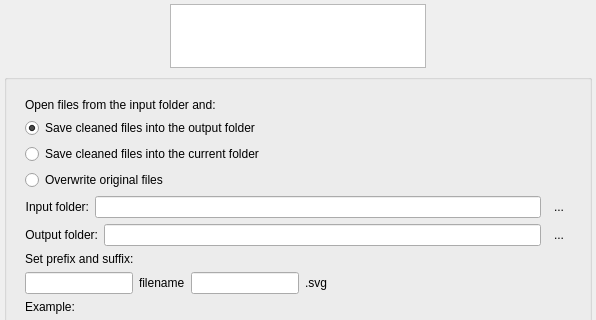
RazrFalcon/svgcleaner, file src/wizarddialog.ui: the form before one commit; both pictures show x 0 to 596 and y 0 to 320 of the 596 by 560 pixel window.
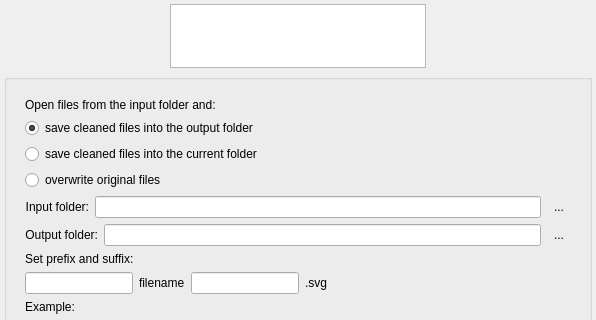
The form after the commit. Custom widgets are drawn as their Qt base class.

```diff
--- a/src/wizarddialog.ui
+++ b/src/wizarddialog.ui
@@ -407,7 +407,7 @@
                 <string notr="true">1</string>
                </property>
                <property name="text">
-                <string>Save cleaned files into the output folder</string>
+                <string>save cleaned files into the output folder</string>
                </property>
                <property name="checked">
                 <bool>true</bool>
@@ -420,7 +420,7 @@
                 <string notr="true">2</string>
                </property>
                <property name="text">
-                <string>Save cleaned files into the current folder</string>
+                <string>save cleaned files into the current folder</string>
                </property>
                <property name="checked">
                 <bool>false</bool>
@@ -433,7 +433,7 @@
                 <string notr="true">3</string>
                </property>
                <property name="text">
-                <string>Overwrite original files</string>
+                <string>overwrite original files</string>
                </property>
                <property name="checked">
                 <bool>false</bool>
```
